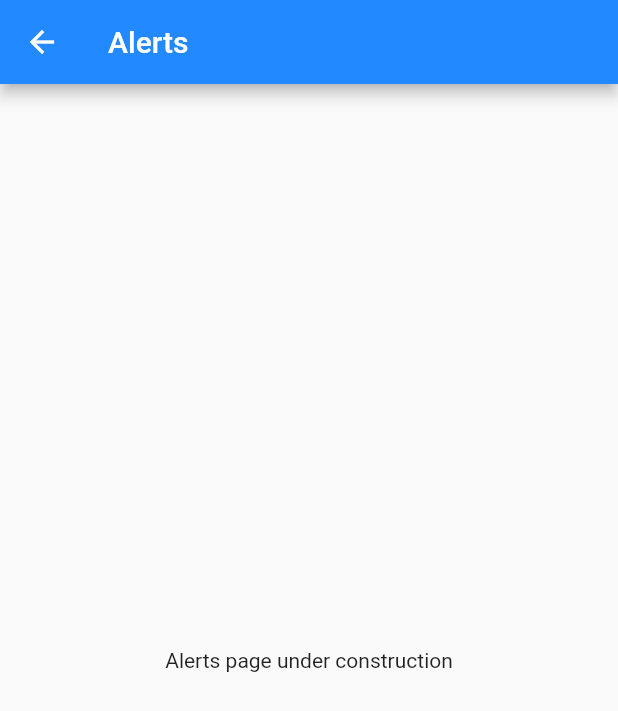
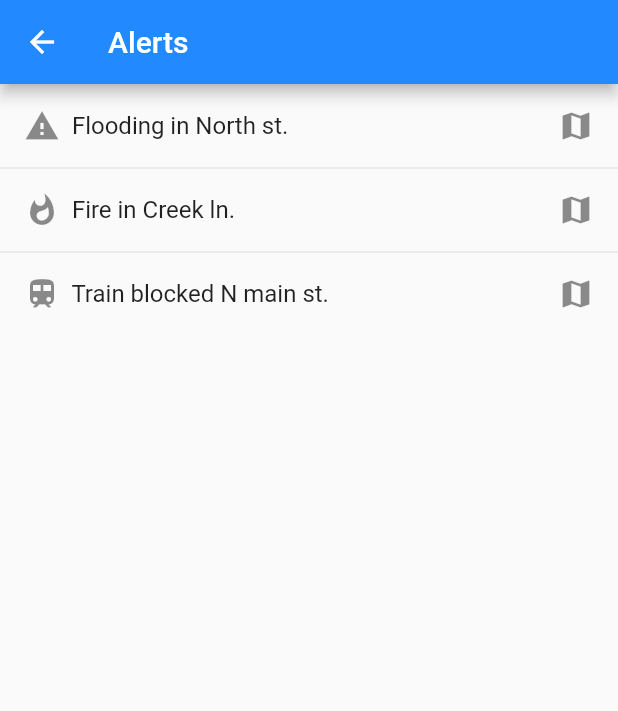
Before and after one commit to kanguyen451/ENDEAVR, a Flutter app: the Alerts screen opened by its route, on a phone screen of 412 x 824 dp. Shown: the top 711 px of the screen. Run offline on Flutter 3.47's test engine with Material 2 defaults, Android fonts, the phone set to English and light mode, and no system bars.

Commit message:
Added alerts page

```diff
--- a/nove_app/lib/alerts.dart
+++ b/nove_app/lib/alerts.dart
@@ -7,8 +7,40 @@ class Alerts extends StatelessWidget {
           title: Text("Alerts"),
           backgroundColor: Color(0xff2389FF),
         ),
-        body: Center(
-          child: Text("Alerts page under construction"),
-        ));
+        body: ListView(
+          children: ListTile.divideTiles( //          <-- ListTile.divideTiles
+              context: context,
+              tiles: [
+                ListTile(
+                  title: Row(
+                      children: <Widget>[
+                        Icon(Icons.warning),
+                        Text("  Flooding in North st.")
+                      ]
+                  ),
+                  trailing: Icon(Icons.map),
+                ),
+                ListTile(
+                  title: Row(
+                      children: <Widget>[
+                        Icon(Icons.whatshot),
+                        Text("  Fire in Creek ln.")
+                      ]
+                  ),
+                  trailing: Icon(Icons.map),
+                ),
+                ListTile(
+                  title: Row(
+                      children: <Widget>[
+                        Icon(Icons.train),
+                        Text("  Train blocked N main st.")
+                      ]
+                  ),
+                  trailing: Icon(Icons.map),
+                ),
+              ]
+          ).toList(),
+        )
+    );
   }
 }
```
Also changed, not shown: 2 other files.
